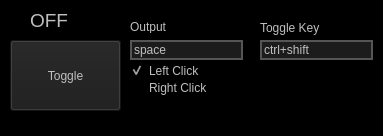
Before: the Qt Designer form gui.ui in KermitPurple/clicker, drawn with Qt 5.
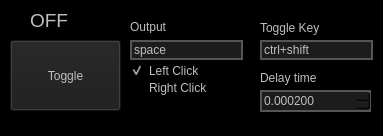
After: the same form once the commit is applied.

Commit message: Add delay box

Diff of the .ui file:
```diff
--- a/gui.ui
+++ b/gui.ui
@@ -168,6 +168,44 @@
      <string>OFF</string>
     </property>
    </widget>
+   <widget class="QLabel" name="label_3">
+    <property name="geometry">
+     <rect>
+      <x>260</x>
+      <y>70</y>
+      <width>61</width>
+      <height>16</height>
+     </rect>
+    </property>
+    <property name="text">
+     <string>Delay time</string>
+    </property>
+   </widget>
+   <widget class="QDoubleSpinBox" name="DelayBox">
+    <property name="geometry">
+     <rect>
+      <x>260</x>
+      <y>90</y>
+      <width>111</width>
+      <height>22</height>
+     </rect>
+    </property>
+    <property name="styleSheet">
+     <string notr="true">QDoubleSpinBox{background:#1c1c1c;border: 2px solid #555;}QDoubleSpinBox:disabled{background:#333}</string>
+    </property>
+    <property name="decimals">
+     <number>6</number>
+    </property>
+    <property name="minimum">
+     <double>0.000200000000000</double>
+    </property>
+    <property name="maximum">
+     <double>999.990000000000009</double>
+    </property>
+    <property name="singleStep">
+     <double>0.001000000000000</double>
+    </property>
+   </widget>
   </widget>
   <widget class="QStatusBar" name="statusbar"/>
  </widget>
```
The commit also changes 2 other files.
